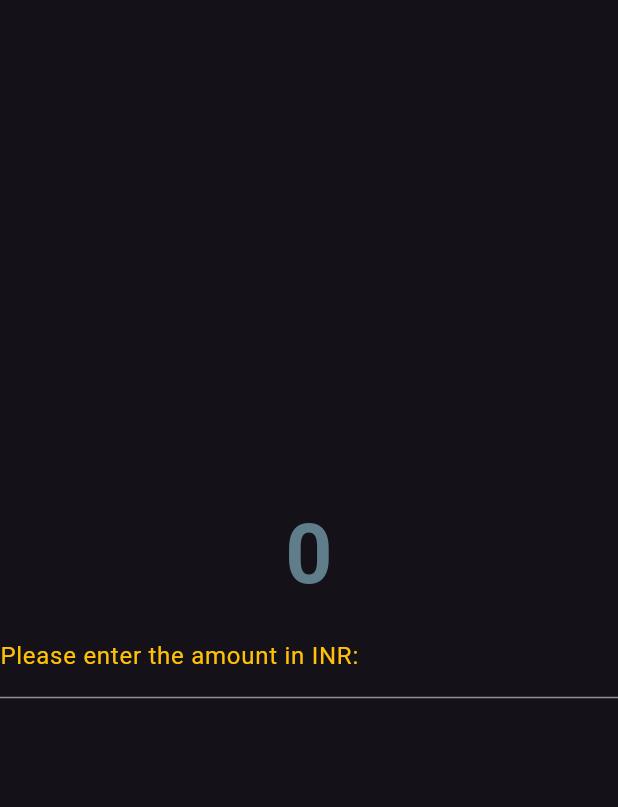
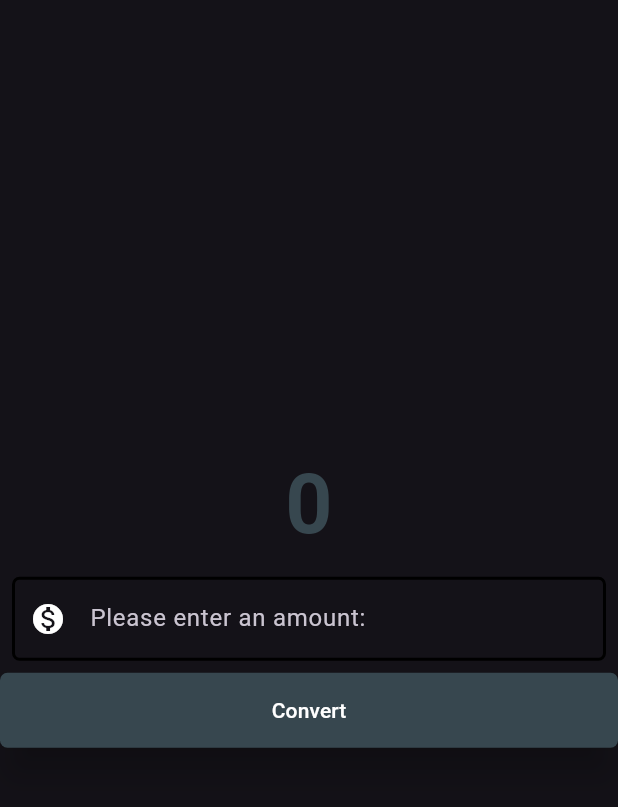
Before and after one commit to ZaidShaikh01/flutter_learn, a Flutter app: the screen it shows after launch, on a phone screen of 412 x 824 dp, the part 63-870 px from its top. Run offline on Flutter 3.47's test engine with Material 3 defaults, Android fonts, the phone set to English and light mode, and no system bars; our stand-ins replace cloud_firestore, dio, firebase_auth, firebase_core, shared_preferences; accounts and stored records are empty.

Commit message:
Done with UI

```diff
--- a/currency_convertor_app/lib/currenct_convertor_materialpage.dart
+++ b/currency_convertor_app/lib/currenct_convertor_materialpage.dart
@@ -19,18 +19,61 @@ class CurrencyConvertor extends StatelessWidget {
               style: TextStyle(
                   fontSize: 55,
                   fontWeight: FontWeight.bold,
-                  color: Colors.blueGrey),
+                  color: Colors.blueGrey[800]),
             ),
-            TextField(
-              style: TextStyle(
-                color: Colors.white,
+            Padding(
+              padding: const EdgeInsets.all(8.0),
+              child: TextField(
+                keyboardType: const TextInputType.numberWithOptions(
+                  decimal: true,
+                ),
+                style: TextStyle(
+                  color: Colors.white,
+                ),
+                decoration: InputDecoration(
+                  prefixIcon: Icon(
+                    Icons.monetization_on,
+                  ),
+                  prefixIconColor: Colors.white,
+                  focusedBorder: OutlineInputBorder(
+                    borderSide: BorderSide(
+                      width: 2,
+                      style: BorderStyle.solid,
+                    ),
+                    borderRadius: BorderRadius.circular(5),
+                  ),
+                  enabledBorder: OutlineInputBorder(
+                    borderSide: BorderSide(
+                      width: 2,
+                      style: BorderStyle.solid,
+                    ),
+                    borderRadius: BorderRadius.circular(5),
+                  ),
+                  hintText: 'Please enter an amount: ',
+                  labelStyle: TextStyle(
+                    color: Colors.white60,
+                  ),
+                ),
               ),
-              decoration: InputDecoration(
-                  label: Text(
-                "Please enter the amount in INR: ",
-                style: TextStyle(color: Colors.amber),
-              )),
-            )
+            ),
+
+            // Rounded button
+            // Appears like a text
+            // Add a text button with text "Convert"
+            ElevatedButton(
+              onPressed: () {},
+              style: TextButton.styleFrom(
+                  minimumSize: Size(double.infinity, 50),
+                  backgroundColor: Colors.blueGrey[800],
+                  shape: RoundedRectangleBorder(
+                    borderRadius: BorderRadius.circular(5),
+                  ),
+                  elevation: 12),
+              child: Text(
+                "Convert",
+                style: TextStyle(color: Colors.white),
+              ),
+            ),
           ],
         ),
       ),
--- a/currency_convertor_app/lib/main.dart
+++ b/currency_convertor_app/lib/main.dart
@@ -4,6 +4,7 @@ import 'package:flutter/material.dart';
 void main() {
   runApp(MyApp());
 }
+
 class MyApp extends StatefulWidget {
   const MyApp({super.key});
 
@@ -15,9 +16,8 @@ class _MyAppState extends State<MyApp> {
   @override
   Widget build(BuildContext context) {
     return MaterialApp(
-      theme: ThemeData.dark(
-        useMaterial3: true
-      ),
+      theme: ThemeData.dark(useMaterial3: true),
+      debugShowCheckedModeBanner: false,
       home: CurrencyConvertor(),
     );
   }
```
